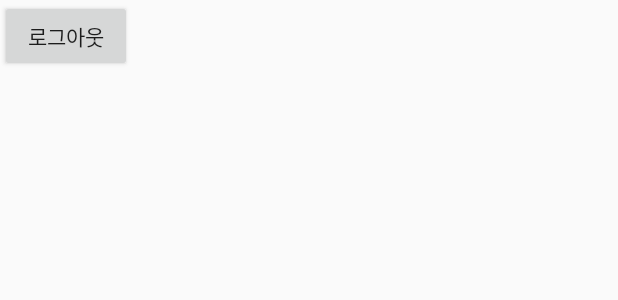
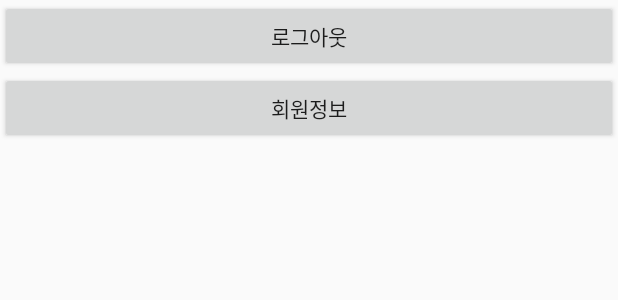
Before and after one commit to rlarleo/3-1Project, an Android app: the layout activity_main.xml on its own in the app's theme, with its tools: preview values and no code run, on a phone screen of 412 x 824 dp. Shown: the top 300 px of the screen. Run offline under Robolectric (Android 15) with nearby library versions, the phone set to English and light mode, and no system bars.

```diff
--- a/app/build.gradle
+++ b/app/build.gradle
@@ -8,6 +8,7 @@ android {
         applicationId "com.example.login_project"
         minSdkVersion 16
         targetSdkVersion 29
+        multiDexEnabled true // 에러복구
         versionCode 1
         versionName "1.0"
 
@@ -32,5 +33,7 @@ dependencies {
     implementation 'com.google.firebase:firebase-analytics:17.4.1'
     implementation 'com.google.firebase:firebase-core:17.4.1'
     implementation 'com.google.firebase:firebase-auth:19.3.1'
+    implementation 'com.google.firebase:firebase-firestore:21.2.1'
+    implementation 'com.android.support:multidex:1.0.3' // 에러 복구
 }
 apply plugin: 'com.google.gms.google-services'
--- a/app/src/main/java/com/example/login_project/LoginActivity.java
+++ b/app/src/main/java/com/example/login_project/LoginActivity.java
@@ -59,7 +59,7 @@ public class LoginActivity extends AppCompatActivity {
                             if (task.isSuccessful()) {
                                 FirebaseUser user = mAuth.getCurrentUser();
                                 startToast("로그인에 성공하였습니다.");
-                                startMainActivity();
+                                myStartActivity(MainActivity.class);
                             } else {
                                 if(task.getException() != null) {
                                     startToast(task.getException().toString());
@@ -79,8 +79,8 @@ public class LoginActivity extends AppCompatActivity {
     }
 
 
-    private void startMainActivity(){
-        Intent intent = new Intent(this, MainActivity.class);
+    private void myStartActivity(Class c){
+        Intent intent = new Intent(this, c);
         intent.addFlags(Intent.FLAG_ACTIVITY_CLEAR_TOP); // 메인창에서 뒤로가기 시 종료
         startActivity(intent);
     }
--- a/app/src/main/res/layout/activity_main.xml
+++ b/app/src/main/res/layout/activity_main.xml
@@ -7,9 +7,22 @@
     android:layout_height="match_parent"
     tools:context=".MainActivity">
 
-    <Button
-        android:id="@+id/logoutButton"
-        android:layout_width="wrap_content"
-        android:layout_height="wrap_content"
-        android:text="로그아웃" />
+    <LinearLayout
+        android:layout_width="match_parent"
+        android:layout_height="match_parent"
+        android:orientation="vertical">
+
+        <Button
+            android:id="@+id/logoutButton"
+            android:layout_width="match_parent"
+            android:layout_height="wrap_content"
+            android:text="로그아웃" />
+
+        <Button
+            android:id="@+id/initMemberButton"
+            android:layout_width="match_parent"
+            android:layout_height="wrap_content"
+            android:text="회원정보" />
+    </LinearLayout>
+
 </RelativeLayout>
```
Also changed, not shown: app/src/main/java/com/example/login_project/MainActivity.java (+32 -11 lines), app/src/main/java/com/example/login_project/MemberInfo.java (added, +43 -0 lines), app/src/main/java/com/example/login_project/MemberInitActivity.java (+34 -15 lines).
